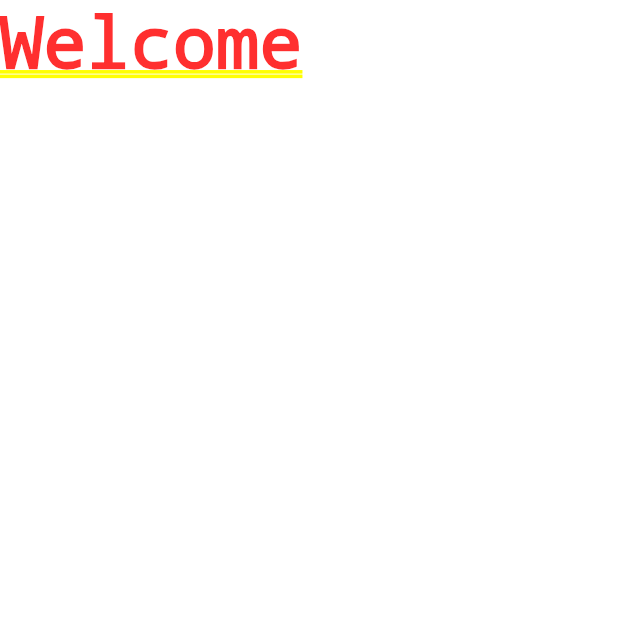
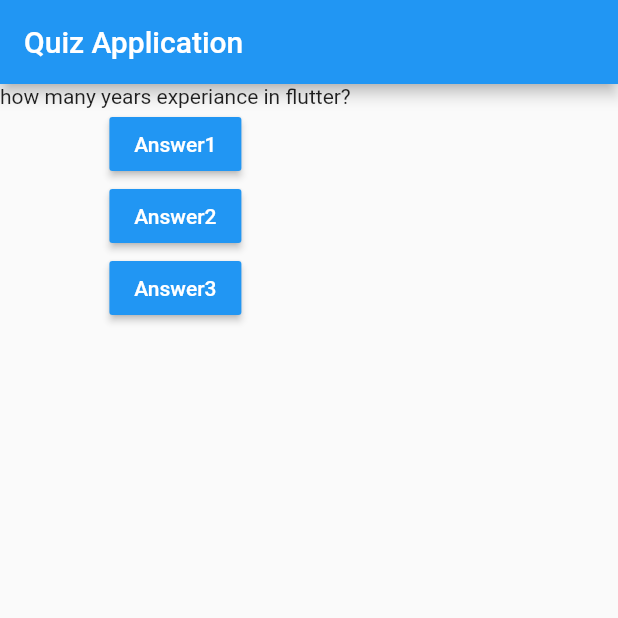
Before and after one commit to Hamjeth68/Flutter_App, a Flutter app: the screen it shows after launch, on a phone screen of 412 x 824 dp, the top half of it. Run offline on Flutter 3.47's test engine with Material 2 defaults, Android fonts, the phone set to English and light mode, and no system bars.

Commit message:
main screen initialized

```diff
--- a/lib/main.dart
+++ b/lib/main.dart
@@ -1,12 +1,64 @@
 import 'package:flutter/material.dart';
+
+//my files
+import './question.dart';
 
 void main() => runApp(MyApp());
 
-class MyApp extends StatelessWidget {
+class MyApp extends StatefulWidget {
+  @override
+  State<StatefulWidget> createState() {
+    return MyAppState();
+  }
+}
+
+class MyAppState extends State<MyApp> {
+  var questionIndex = 0;
+
+  void answerQuestion() {
+    setState(() {
+      questionIndex = questionIndex + 1;
+    });
+    print(questionIndex);
+  }
+
   @override
   Widget build(BuildContext context) {
+    var Questions = [
+      'how many years experiance in flutter?',
+      'are you familiar with IOS and Android?',
+      'What are the projects you have been worked?',
+      'What is your salary expectation',
+    ];
     return MaterialApp(
-      home: Text('Welcome'),
+      home: Scaffold(
+        appBar: AppBar(
+          title: Text('Quiz Application'),
+        ),
+        body: Column(
+          children: [
+            Text(Questions[questionIndex]),
+            RaisedButton(
+              child: Text('Answer1'),
+              onPressed: answerQuestion,
+              color: Colors.blue,
+              textColor: Colors.white,
+            ),
+            RaisedButton(
+              child: Text('Answer2'),
+              onPressed: answerQuestion,
+              color: Colors.blue,
+              textColor: Colors.white,
+            ),
+            RaisedButton(
+              child: Text('Answer3'),
+              onPressed: answerQuestion,
+              color: Colors.blue,
+              textColor: Colors.white,
+            ),
+          ],
+        ),
+      ),
     );
   }
 }
```
Also changed, not shown: lib/question.dart (added, +16 -0 lines).
